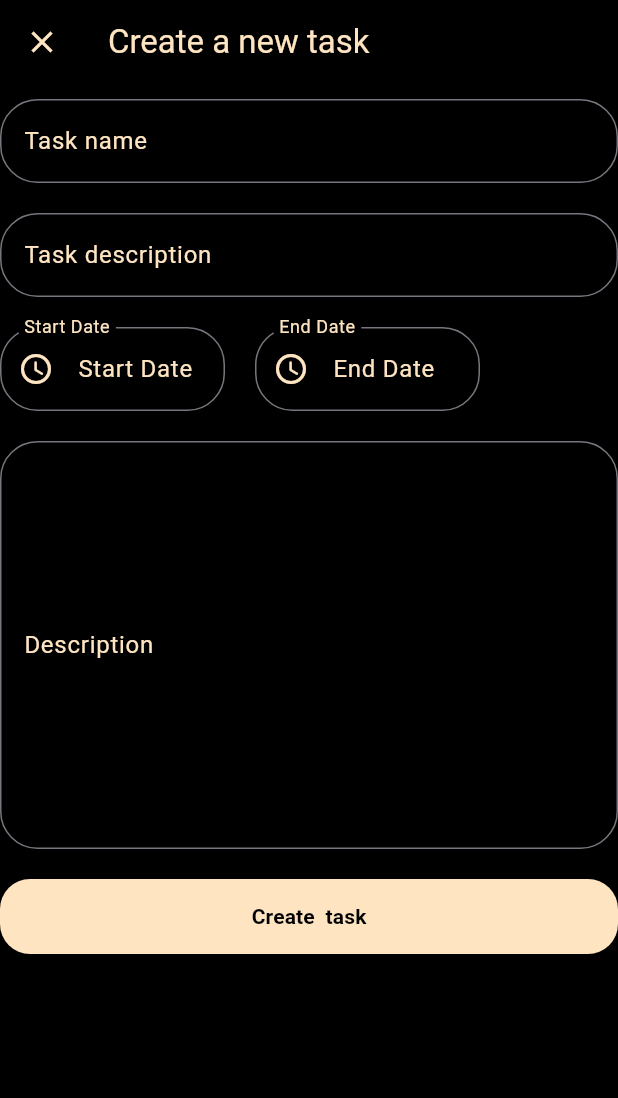
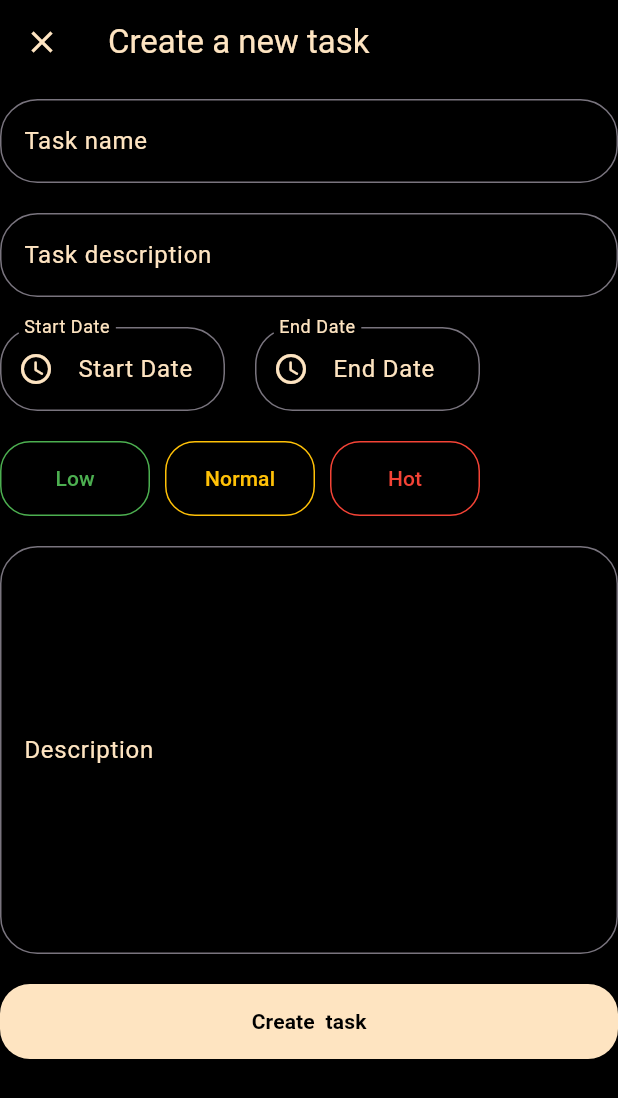
Before and after one commit to ohlegs/todo_app, a Flutter app: the CreateTask screen opened by its route, after a tap on an icon or button, on a phone screen of 412 x 824 dp. Shown: the top 1098 px of the screen. Run offline on Flutter 3.47's test engine with Material 2 defaults, Android fonts, the phone set to English and light mode, and no system bars; our stand-ins replace bloc, flutter_bloc, hive_flutter; accounts and stored records are empty.

Commit message:
addded new screen. new widgets, refactory code

```diff
--- a/lib/core/data/model/Task.dart
+++ b/lib/core/data/model/Task.dart
@@ -18,6 +18,8 @@ class Task {
   bool? compleet;
   @HiveField(7)
   num? price;
+  @HiveField(8)
+  int? priority;
 
   Task(
       {required this.title,
@@ -26,5 +28,6 @@ class Task {
       required this.dateEnd,
       required this.statusCompleet,
       required this.compleet,
-      required this.price});
+      required this.price,
+      required this.priority});
 }
--- a/lib/core/presentation/blocs/bloc/task_bloc.dart
+++ b/lib/core/presentation/blocs/bloc/task_bloc.dart
@@ -29,6 +29,7 @@ class TaskBloc extends Bloc<TaskEvent, TaskState> {
             dateStart: DateTime.now(),
             dateEnd: DateTime.now(),
             statusCompleet: "123",
+            priority: event.newTask.priority,
             compleet: false,
             price: 123));
         add(InitTaskEvent());
--- a/lib/core/presentation/pages/CreateTask.dart
+++ b/lib/core/presentation/pages/CreateTask.dart
@@ -5,6 +5,7 @@ import 'package:project/core/presentation/blocs/bloc/task_bloc.dart';
 import 'package:project/core/presentation/widgets/CustomDataPicker.dart';
 import 'package:project/core/presentation/widgets/CustomElevatedButton.dart';
 import 'package:project/core/presentation/widgets/CustomTextField.dart';
+import 'package:project/core/presentation/widgets/PriorityPicker.dart';
 
 enum Priority { low, normal, hot }
 
@@ -19,6 +20,8 @@ class _CreateTaskState extends State<CreateTask> {
   TextEditingController taskTitle = TextEditingController();
   TextEditingController taskDescription = TextEditingController();
   TextEditingController description = TextEditingController();
+  int? priority;
+
   @override
   Widget build(BuildContext context) {
     return Scaffold(
@@ -54,12 +57,41 @@ class _CreateTaskState extends State<CreateTask> {
                     crossAxisAlignment: CrossAxisAlignment.center,
                     children: [
                       CustomDataPicker(
+                          callBack: () {},
                           label: "Start Date",
                           margin: const EdgeInsets.only(top: 20)),
                       CustomDataPicker(
+                          callBack: () {},
                           label: "End Date",
                           margin: const EdgeInsets.only(left: 20, top: 20)),
                     ],
+                  ),
+                  Container(
+                    margin: const EdgeInsets.only(top: 20),
+                    child: Wrap(
+                      children: [
+                        PriorityPicker(
+                            text: "Low",
+                            priority: 0,
+                            currentPriority: priority,
+                            callBack: _selectPriority,
+                            color: Colors.green),
+                        PriorityPicker(
+                            margin: const EdgeInsets.only(left: 10),
+                            text: 'Normal',
+                            priority: 1,
+                            currentPriority: priority,
+                            callBack: _selectPriority,
+                            color: Colors.amber),
+                        PriorityPicker(
+                            margin: const EdgeInsets.only(left: 10),
+                            text: "Hot",
+                            priority: 2,
+                            currentPriority: priority,
+                            callBack: _selectPriority,
+                            color: Colors.red),
+                      ],
+                    ),
                   ),
                   CustomTextField(
                     controller: description,
@@ -83,6 +115,13 @@ class _CreateTaskState extends State<CreateTask> {
     );
   }
 
+  _selectPriority(int _priority) {
+    print(_priority);
+    setState(() {
+      priority = _priority;
+    });
+  }
+
   _customElevatedButton() {
     final bloc = BlocProvider.of<TaskBloc>(context);
     bloc.add(AddNewTask(
@@ -93,8 +132,11 @@ class _CreateTaskState extends State<CreateTask> {
             dateEnd: DateTime.now(),
             statusCompleet: "NULL",
             compleet: false,
+            priority: priority,
             price: 150)));
   }
+
+  _callBackDataPicker(DateTime date) {}
 
   _iconButton() {
     Navigator.pop(context);
--- a/lib/core/presentation/pages/Home.dart
+++ b/lib/core/presentation/pages/Home.dart
@@ -41,8 +41,8 @@ class _HomeState extends State<Home> {
           },
         ),
         body: NotificationListener(
-            onNotification: (ScrollNotification sctollInfo) {
-              _swithOnPressFloatingActionButtonContent(sctollInfo);
+            onNotification: (ScrollNotification scrollInfo) {
+              _swithOnPressFloatingActionButtonContent(scrollInfo);
               return true;
             },
             child: CustomScrollView(controller: scrollViewColtroller, slivers: [
--- a/lib/core/presentation/widgets/CustimLabelPrioryti.dart
+++ b/lib/core/presentation/widgets/CustimLabelPrioryti.dart
@@ -1,23 +1,57 @@
 import 'package:flutter/material.dart';
+import 'package:project/core/presentation/Colors.dart';
 
 class CustomLabelPrioryti extends StatefulWidget {
-  final String? label;
+  int? prioryti;
 
-  CustomLabelPrioryti({Key? key, this.label}) : super(key: key);
+  CustomLabelPrioryti({Key? key, required this.prioryti}) : super(key: key);
 
   @override
   _CustomLabelPriorytiState createState() => _CustomLabelPriorytiState();
 }
 
 class _CustomLabelPriorytiState extends State<CustomLabelPrioryti> {
+  Color? color;
+  String text  = '';
+
+  @override
+  void initState() {
+    super.initState();
+    if (widget.prioryti == 0) {
+      setState(() {
+        color = Colors.green;
+        text = "Low";
+      });
+    }
+    if (widget.prioryti == 1) {
+      setState(() {
+        color = Colors.amber;
+        text = "Normal";
+      });
+    }
+    if (widget.prioryti == 2) {
+      setState(() {
+        color = Colors.red;
+        text = "Hot";
+      });
+    }
+  }
+
   @override
   Widget build(BuildContext context) {
+
     return Container(
       padding: const EdgeInsets.all(5),
-      decoration: const BoxDecoration(
-          borderRadius: BorderRadius.all(Radius.circular(10)),
-          color: Colors.redAccent),
-      child: Text(widget.label.toString()),
+      decoration: BoxDecoration(
+          borderRadius: const BorderRadius.all(Radius.circular(10)),
+          color: color),
+      child: Text(
+          style: const TextStyle(
+            fontSize:18,
+            color: AppColors.white
+
+          ),
+          text!),
     );
   }
 }
--- a/lib/core/presentation/widgets/CustomDataPicker.dart
+++ b/lib/core/presentation/widgets/CustomDataPicker.dart
@@ -6,30 +6,35 @@ class CustomDataPicker extends StatefulWidget {
   EdgeInsets? margin;
   num? paddig;
   int? height;
+  Function callBack;
 
-  CustomDataPicker(
-      {Key? key,
-      this.height,
-      required this.label,
-      this.margin,
-      this.paddig,
-      this.state})
-      : super(key: key);
+  CustomDataPicker({
+    Key? key,
+    this.height,
+    required this.label,
+    this.margin,
+    this.paddig,
+    this.state,
+    required this.callBack,
+  }) : super(key: key);
 
   @override
   _CustomDataPickerState createState() => _CustomDataPickerState();
 }
 
 class _CustomDataPickerState extends State<CustomDataPicker> {
+   DateTime? selectedDate;
+
   @override
   Widget build(BuildContext context) {
+    final initialValue = (selectedDate == null ? widget.label : selectedDate?.day);
     return Container(
       margin: widget.margin,
       width: 150,
       child: TextFormField(
         readOnly: true,
         style: const TextStyle(color: Color(0xFFfee4c1)),
-        initialValue: widget.label,
+        initialValue: initialValue.toString(),
         decoration: InputDecoration(
             labelStyle: const TextStyle(color: Color(0xFFfee4c1)),
             focusedBorder: const OutlineInputBorder(
@@ -54,11 +59,12 @@ class _CustomDataPickerState extends State<CustomDataPicker> {
     );
   }
 
-  _showDataPicker() {
-    showDatePicker(
+  _showDataPicker() async {
+    final DateTime? result = await showDatePicker(
         context: context,
         initialDate: DateTime.now(),
         firstDate: DateTime.now(),
         lastDate: DateTime(2050));
+    widget.callBack(result);
   }
 }
--- a/lib/core/presentation/widgets/ListViewItem.dart
+++ b/lib/core/presentation/widgets/ListViewItem.dart
@@ -2,9 +2,11 @@ import 'package:flutter/material.dart';
 import 'package:project/core/data/model/Task.dart';
 import 'package:project/core/presentation/Colors.dart';
 import 'package:project/core/presentation/widgets/CustimLabelPrioryti.dart';
+import 'package:project/core/routes/Route.dart';
 
 class ListViewItem extends StatefulWidget {
   Task task;
+
   ListViewItem({required this.task, Key? key}) : super(key: key);
 
   @override
@@ -18,6 +20,9 @@ class _ListViewItemState extends State<ListViewItem> {
   Widget build(BuildContext context) {
     print(widget.task.compleet);
     return GestureDetector(
+      onTap: () {
+        _onTap();
+      },
       onLongPress: () {
         _onLongPress();
       },
@@ -30,7 +35,10 @@ class _ListViewItemState extends State<ListViewItem> {
             borderRadius: BorderRadius.all(Radius.circular(10))),
         child: Column(crossAxisAlignment: CrossAxisAlignment.start, children: [
           Row(children: [
-            CustomLabelPrioryti(),
+            CustomLabelPrioryti(
+              key: UniqueKey(),
+              prioryti: widget.task.priority,
+            ),
             const Spacer(),
             Text(
                 style: const TextStyle(color: AppColors.white),
@@ -62,6 +70,10 @@ class _ListViewItemState extends State<ListViewItem> {
     );
   }
 
+  _onTap() {
+    Navigator.pushNamed(context, Routes.details, arguments: widget.task);
+  }
+
   _onLongPress() {
     setState(() {
       showRemove = !showRemove;
--- /dev/null
+++ b/lib/core/presentation/widgets/PriorityPicker.dart
@@ -0,0 +1,56 @@
+import 'package:flutter/material.dart';
+import 'package:project/core/presentation/Colors.dart';
+import 'package:project/core/presentation/widgets/CustomElevatedButton.dart';
+
+class PriorityPicker extends StatefulWidget {
+  int? priority;
+  int? currentPriority;
+  Function? callBack;
+  Color color = Colors.white;
+  String text;
+  EdgeInsets? margin;
+   PriorityPicker({super.key,required this.text, required this.priority,required this.callBack, required this.color, this.margin,this.currentPriority});
+
+  @override
+  State<PriorityPicker> createState() => _PriorityPickerState();
+}
+
+class _PriorityPickerState extends State<PriorityPicker> {
+
+  @override
+  Widget build(BuildContext context) {
+    return Container(
+      height: 50,
+      width: 100,
+      margin: widget.margin,
+      child: ElevatedButton(
+
+          style: ButtonStyle(
+
+
+            backgroundColor: MaterialStateProperty.all<Color>(widget.priority == widget.currentPriority ? widget.color : AppColors.black),
+            shape: MaterialStateProperty.all<RoundedRectangleBorder>(
+
+              RoundedRectangleBorder(
+
+                side: BorderSide(
+                  color: widget.color
+                ),
+                borderRadius: BorderRadius.circular(20.0),
+              ),
+            ),
+          ),
+          onPressed: () {
+            _setPriority(widget.priority);
+          }, child: Text(
+          style:  TextStyle(
+            color: widget.priority == widget.currentPriority ? AppColors.white : widget.color
+          ),
+          widget.text)),
+    );
+  }
+  _setPriority(selectedPriority){
+
+    widget.callBack!(widget.priority);
+  }
+}
--- a/lib/core/routes/Route.dart
+++ b/lib/core/routes/Route.dart
@@ -1,5 +1,6 @@
 import 'package:flutter/material.dart';
 import 'package:project/core/presentation/pages/CreateTask.dart';
+import 'package:project/core/presentation/pages/FullViewTask.dart';
 import 'package:project/core/presentation/pages/Home.dart';
 
 class Routes {
@@ -7,10 +8,11 @@ class Routes {
   static const String createTask = '/createTask';
   static const String details = '/details';
 
-  static Map<String, WidgetBuilder> getRoute() {
+  static Map<String, WidgetBuilder> getRoute({task}) {
     return {
       home: (context) => const Home(),
       createTask: (context) => const CreateTask(),
+      details: (context) =>  FullViewTask(task: task)
     };
   }
 }
```
Also changed, not shown: lib/core/presentation/pages/FullViewTask.dart (added, +36 -0 lines), lib/core/data/model/Task.g.dart.
